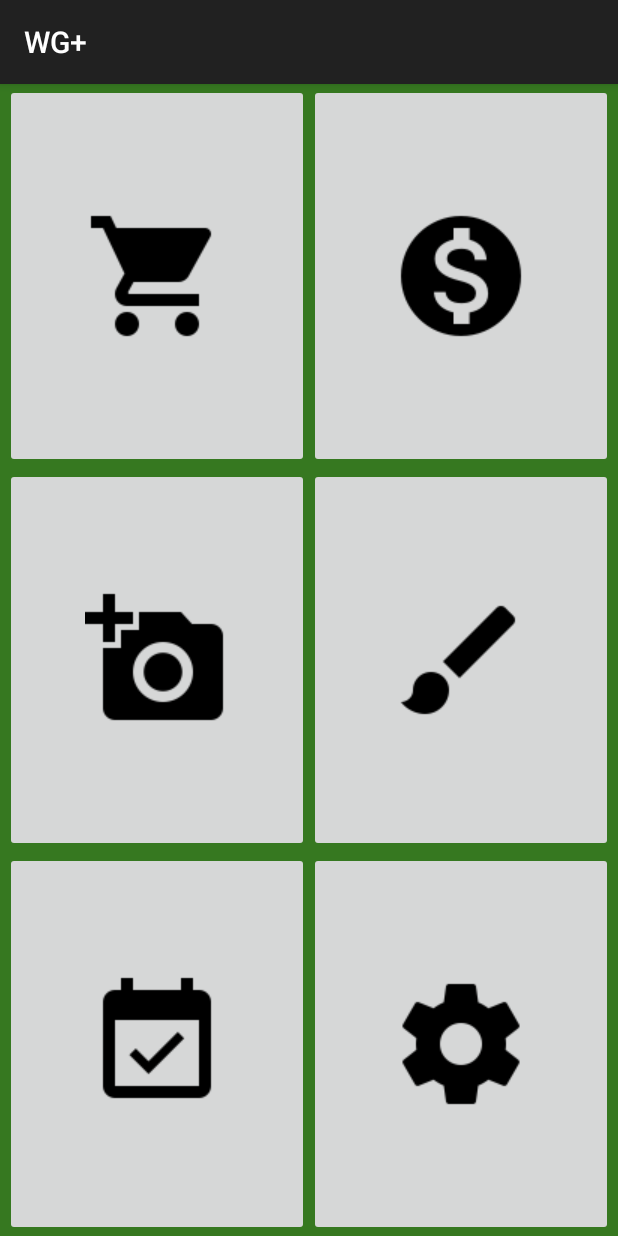
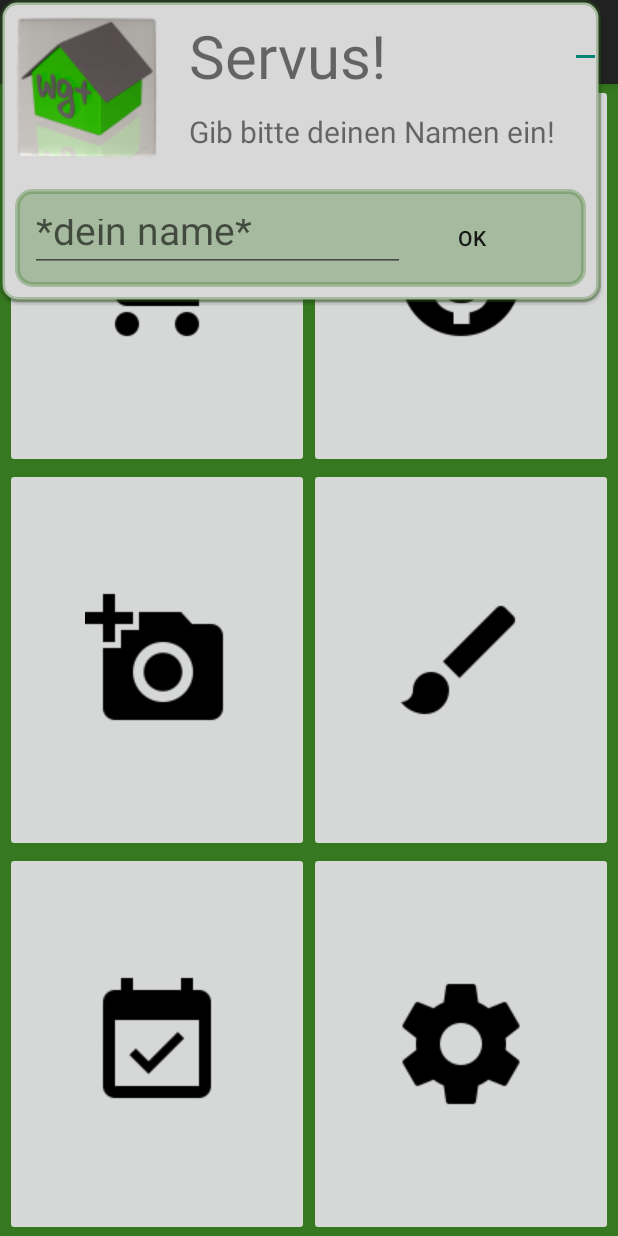
Before and after one commit to SDob1993/WGPlus05, an Android app: the screen it shows after launch (MainActivity), on a phone screen of 412 x 824 dp. Run offline under Robolectric (Android 15) with nearby library versions, the phone set to English and light mode, and no system bars.

Commit message:
Pop bei erstem Start der App

```diff
--- a/app/src/main/AndroidManifest.xml
+++ b/app/src/main/AndroidManifest.xml
@@ -24,8 +24,8 @@
         <activity android:name=".FotoWand" />
         <activity
             android:name=".Putzplan"
-            android:windowSoftInputMode="adjustResize"></activity>
-        <activity android:name=".Kalender"></activity>
+            android:windowSoftInputMode="adjustResize" />
+        <activity android:name=".Kalender" />
     </application>
 
 </manifest>
--- a/app/src/main/java/ur/mi/android/wgplus05/EinkaufsAdapter.java
+++ b/app/src/main/java/ur/mi/android/wgplus05/EinkaufsAdapter.java
@@ -5,6 +5,7 @@ package ur.mi.android.wgplus05;
  */
 
 import android.content.Context;
+import android.graphics.Typeface;
 import android.view.LayoutInflater;
 import android.view.View;
 import android.view.ViewGroup;
@@ -18,11 +19,13 @@ import java.util.ArrayList;
 public class EinkaufsAdapter extends ArrayAdapter<EinkaufsItem> {
     private ArrayList<EinkaufsItem> einkaufList;
     private Context context;
+    private Typeface myTypeFace;
 
     public EinkaufsAdapter(Context context, ArrayList<EinkaufsItem> einkaufsItems) {
         super(context, R.layout.ekitem_layout, einkaufsItems);
         this.context = context;
         this.einkaufList = einkaufsItems;
+        myTypeFace = Typeface.createFromAsset(context.getAssets(), "IndieFlower.ttf");
     }
 
     @Override
@@ -41,6 +44,8 @@ public class EinkaufsAdapter extends ArrayAdapter<EinkaufsItem> {
 
         if (item != null) {
             TextView itemName = (TextView) v.findViewById(R.id.item_name);
+            itemName.setTypeface(myTypeFace);
+
 
 
             itemName.setText(item.getName());
--- a/app/src/main/java/ur/mi/android/wgplus05/Einkaufsliste.java
+++ b/app/src/main/java/ur/mi/android/wgplus05/Einkaufsliste.java
@@ -1,5 +1,6 @@
 package ur.mi.android.wgplus05;
 
+import android.content.res.AssetManager;
 import android.graphics.Typeface;
 import android.graphics.drawable.ColorDrawable;
 import android.support.v7.app.ActionBar;
@@ -71,6 +72,7 @@ public class Einkaufsliste extends AppCompatActivity {
         });
 
     }
+
 
     private void setUpLayout(){
         mainLayout = (FrameLayout) findViewById(R.id.activity_einkaufsliste_id);
--- a/app/src/main/java/ur/mi/android/wgplus05/MainActivity.java
+++ b/app/src/main/java/ur/mi/android/wgplus05/MainActivity.java
@@ -1,12 +1,22 @@
 package ur.mi.android.wgplus05;
 
-import android.app.Activity;
+
 import android.content.Intent;
 import android.os.Bundle;
+import android.os.Handler;
 import android.support.v7.app.AppCompatActivity;
-import android.view.Menu;
+import android.util.Log;
+import android.view.Gravity;
+import android.view.LayoutInflater;
 import android.view.View;
+import android.view.ViewGroup;
+import android.widget.Button;
+import android.widget.EditText;
+
 import android.widget.ImageButton;
+import android.widget.LinearLayout;
+import android.widget.PopupWindow;
+import android.widget.Toast;
 
 
 public class MainActivity extends AppCompatActivity {
@@ -18,6 +28,8 @@ public class MainActivity extends AppCompatActivity {
     private ImageButton einstellungenButton;
     private ImageButton blackboardButton;
     private ImageButton putzplanButton;
+    private LinearLayout mainLayout;
+    private static String name;
 
 
     @Override
@@ -27,8 +39,42 @@ public class MainActivity extends AppCompatActivity {
 
         initButtons();
         initOnClickListener();
+        initLayout();
+
+        new Handler().postDelayed(new Runnable() {
+            public void run() {
+                checkFirstRun();
+            }
+        }, 100);
 
     }
+
+
+    public String getName(){
+        if (name != null) {
+            return name;
+        }
+        else return "Name is null";
+    }
+
+    private void checkFirstRun() {
+        final ViewGroup viewGroup = (ViewGroup) ((ViewGroup) this
+                .findViewById(android.R.id.content)).getChildAt(0);
+        boolean isFirstRun = getSharedPreferences("PREFERENCE", MODE_PRIVATE).getBoolean("isFirstRun", true);
+        if (isFirstRun){
+            showLoginPopUp(viewGroup);
+
+            getSharedPreferences("PREFERENCE", MODE_PRIVATE)
+                    .edit()
+                    .putBoolean("isFirstRun", false)
+                    .apply();
+        }
+    }
+
+    private void initLayout(){
+        mainLayout = (LinearLayout) findViewById(R.id.activity_main);
+    }
+
 
     private void initButtons(){
         finanzenButton = (ImageButton) findViewById(R.id.finanzen_button);
@@ -90,8 +136,43 @@ public class MainActivity extends AppCompatActivity {
         });
     }
 
+    public void showLoginPopUp(View anchorView) {
+
+        // get a reference to the already created main layout
 
 
+        // inflate the layout of the popup window
+        LayoutInflater inflater = (LayoutInflater) getSystemService(LAYOUT_INFLATER_SERVICE);
+        View popupView = inflater.inflate(R.layout.layout_username_popup, null);
+
+        // create the popup window
+        int width = LinearLayout.LayoutParams.WRAP_CONTENT;
+        int height = LinearLayout.LayoutParams.WRAP_CONTENT;
+        boolean focusable = true; // lets taps outside the popup also dismiss it
+        final PopupWindow popupWindow = new PopupWindow(popupView, width, height, focusable);
 
 
+        // show the popup window
+        popupWindow.showAtLocation(mainLayout, Gravity.CENTER, 0, 0);
+
+
+        final EditText editName = (EditText) popupView.findViewById(R.id.edit_name);
+
+        final Button button = (Button) popupView.findViewById(R.id.edit_ok_button_name);
+
+        button.setOnClickListener(new View.OnClickListener() {
+            @Override
+            public void onClick(View v) {
+                if (editName.getText().toString().length() != 0) {
+                    name = editName.getText().toString();
+                    popupWindow.dismiss();
+                    Log.d("name", name);
+                } else
+                    Toast.makeText(getApplicationContext(), "Dann gibts halt wieder Nudeln", Toast.LENGTH_LONG).show();
+            }
+        });
+
+
+    }
+
 }
--- a/app/src/main/java/ur/mi/android/wgplus05/PutzplanItem.java
+++ b/app/src/main/java/ur/mi/android/wgplus05/PutzplanItem.java
@@ -45,4 +45,8 @@ public class PutzplanItem {
     public String getTitel() {
         return titel;
     }
+
+    public String toText(){
+        return ""+titel+date+aufwand+name+tag+frequenz;
+    }
 }
--- a/app/src/main/res/layout/activity_main.xml
+++ b/app/src/main/res/layout/activity_main.xml
@@ -3,6 +3,7 @@
     android:layout_height="match_parent"
     android:orientation="vertical"
     android:background="@color/colorPrimary"
+    android:id="@+id/activity_main"
     >
 
 
--- a/app/src/main/res/layout/activity_putzplan_neu.xml
+++ b/app/src/main/res/layout/activity_putzplan_neu.xml
@@ -37,7 +37,11 @@
         android:layout_width="match_parent"
         android:layout_height="match_parent"
         android:layout_gravity="top"
-        android:layout_marginTop="150dp"></ListView>
+        android:layout_marginTop="150dp"
+        android:animateLayoutChanges="true"
+
+        >
+    </ListView>
 
     <ImageButton
         android:id="@+id/button_add_user"
--- a/app/src/main/res/layout/ekitem_layout.xml
+++ b/app/src/main/res/layout/ekitem_layout.xml
@@ -15,7 +15,9 @@
         android:gravity="center_vertical"
         android:padding="5dp"
         android:maxLines="1"
-        android:textSize="16sp" />
+        android:textSize="22sp"
+        android:textColor="@color/Black"
+        />
 
 
 
--- /dev/null
+++ b/app/src/main/res/layout/layout_username_popup.xml
@@ -0,0 +1,86 @@
+<?xml version="1.0" encoding="utf-8"?>
+<LinearLayout xmlns:android="http://schemas.android.com/apk/res/android"
+    android:orientation="vertical"
+    android:layout_width="wrap_content"
+    android:layout_height="wrap_content"
+    android:layout_margin="15dp"
+    android:background="@drawable/layout_round_corners_dark"
+    android:layout_gravity="center"
+    >
+    <LinearLayout
+        android:layout_width="wrap_content"
+        android:layout_height="match_parent">
+
+
+
+    <LinearLayout
+        android:layout_width="wrap_content"
+        android:layout_height="wrap_content"
+        android:layout_margin="10dp"
+        android:orientation="horizontal">
+
+        <ImageView
+            android:layout_width="wrap_content"
+            android:layout_height="wrap_content"
+            android:src="@drawable/ic_icon_hdx"/>
+    </LinearLayout>
+
+
+        <LinearLayout
+            android:layout_width="wrap_content"
+            android:layout_height="wrap_content"
+            android:orientation="vertical"
+            >
+
+            <TextView
+                android:layout_width="match_parent"
+                android:layout_height="wrap_content"
+                android:text="Servus!"
+                android:layout_marginTop="10dp"
+                android:layout_marginLeft="10dp"
+                android:textSize="40sp"
+                android:id="@+id/servus"
+                />
+
+            <TextView
+            android:layout_width="match_parent"
+            android:layout_height="wrap_content"
+            android:text="Gib bitte deinen Namen ein!"
+            android:layout_margin="10dp"
+            android:textSize="20sp"
+                android:id="@+id/name_enter_string"
+            />
+        </LinearLayout>
+        <EditText
+            android:layout_width="match_parent"
+            android:layout_height="wrap_content" />
+    </LinearLayout>
+
+    <LinearLayout
+        android:layout_width="match_parent"
+        android:layout_height="wrap_content"
+        android:background="@drawable/layout_round_corners"
+        android:layout_margin="10dp">
+    <EditText
+        android:layout_width="250dp"
+        android:layout_height="45dp"
+        android:layout_margin="10dp"
+
+        android:hint="*dein name*"
+        android:textSize="26sp"
+        android:layout_gravity="center"
+        android:id="@+id/edit_name"
+        android:maxLines="1"
+
+        />
+
+        <Button
+            android:layout_width="70dp"
+            android:layout_height="match_parent"
+            android:text="OK"
+            android:layout_marginRight="10dp"
+            android:background="?android:selectableItemBackground"
+            android:id="@+id/edit_ok_button_name"
+            />
+    </LinearLayout>
+</LinearLayout>
--- a/app/src/main/res/layout/list_view_layout.xml
+++ b/app/src/main/res/layout/list_view_layout.xml
@@ -51,10 +51,10 @@
 
 
         <TextView
-            android:id="@+id/name_list_view"
+            android:id="@+id/frequenz_list_view"
             android:layout_width="wrap_content"
             android:layout_height="wrap_content"
-            android:text="Lukas"
+            android:text="wöchentlich"
             android:layout_gravity="end|bottom"
             android:layout_margin="15dp"
             android:textSize="20sp"
--- a/app/src/main/res/values/strings.xml
+++ b/app/src/main/res/values/strings.xml
@@ -27,5 +27,6 @@
         <item>1</item>
         <item>2</item>
         <item>3</item>
-    </array>-array>
+    </array>
+    -array>
 </resources>
```
Also changed, not shown: app/src/main/java/ur/mi/android/wgplus05/CustomListViewAdaper.java (+13 -15 lines), app/src/main/java/ur/mi/android/wgplus05/Einkaufsliste2.java (+11 -0 lines), app/src/main/java/ur/mi/android/wgplus05/Putzplan.java (+12 -9 lines), app/src/main/java/ur/mi/android/wgplus05/PutzplanItemAdapter.java (added, +76 -0 lines).
